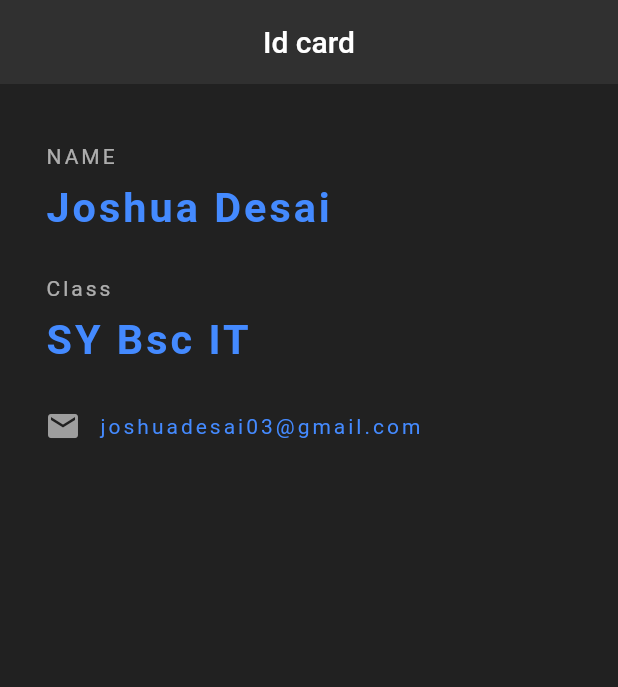
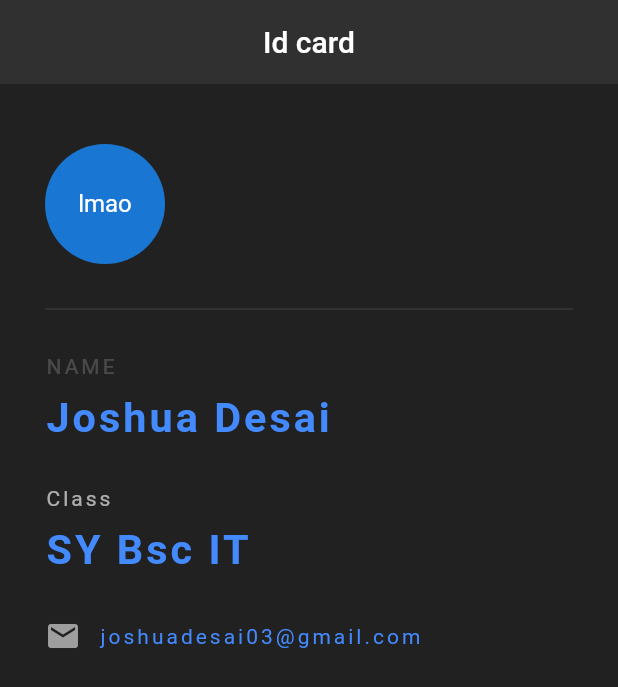
Before and after one commit to josssss07/flutter-basics, a Flutter app: the screen it shows after launch, on a phone screen of 412 x 824 dp. Shown: the top 687 px of the screen. Run offline on Flutter 3.47's test engine with Material 2 defaults, Android fonts, the light colour scheme and no system bars.

Commit message:
second app done

```diff
--- a/my_id_thingy/my_id/lib/main.dart
+++ b/my_id_thingy/my_id/lib/main.dart
@@ -28,10 +28,19 @@ class JoshID extends StatelessWidget {
         child: Column(
             crossAxisAlignment: CrossAxisAlignment.start,
             children: <Widget>[
+              CircleAvatar(
+                backgroundImage: null,
+                radius: 40,
+                child: Text('lmao'),
+              ),
+              Divider(
+                height: 60,
+                color: Colors.grey[800],
+              ),
               Text(
                 'NAME',
                 style: TextStyle(
-                  color: const Color.fromARGB(161, 255, 255, 255),
+                  color: Color.fromARGB(47, 255, 255, 255),
                   letterSpacing: 2.0,
                 ),
               ),
```
